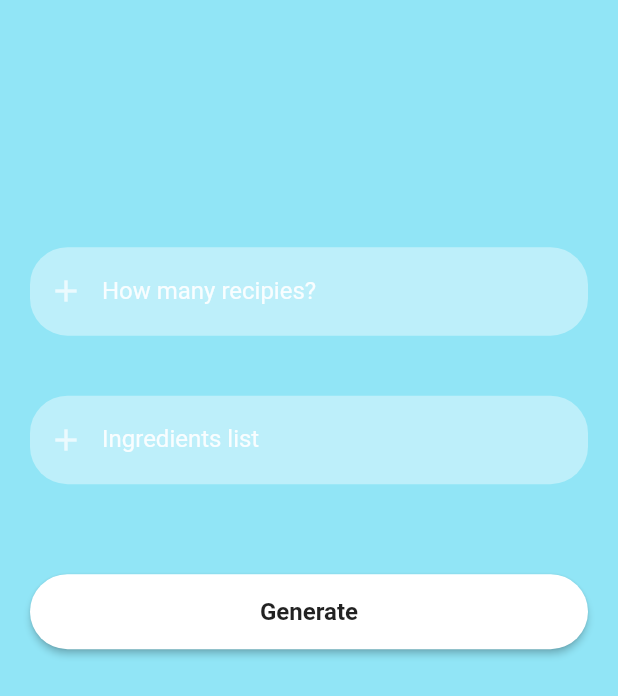
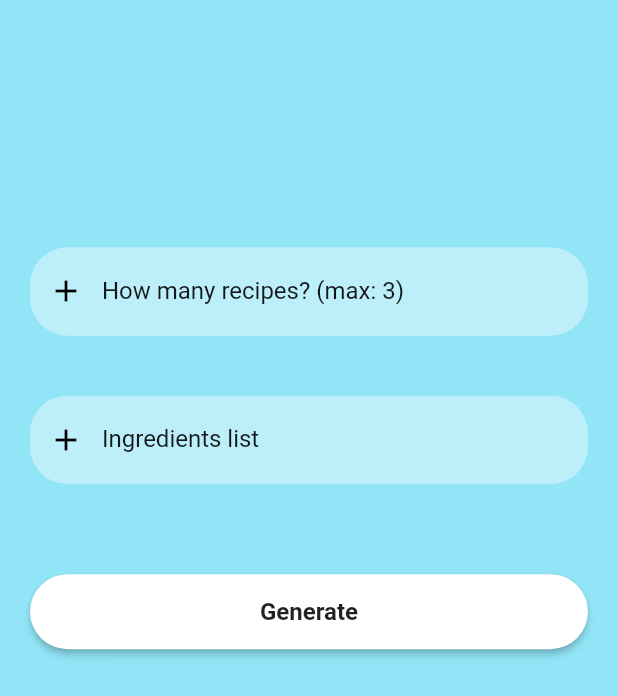
Before and after one commit to 229258/ScannerCooker, a Flutter app: the RecipesScreen screen opened directly, on a phone screen of 412 x 824 dp. Shown: the top 696 px of the screen. Run offline on Flutter 3.47's test engine with Material 2 defaults, Android fonts, the phone set to English and light mode, and no system bars; our stand-ins replace cloud_firestore, dio, firebase_auth, firebase_core, fluttertoast; accounts and stored records are empty.

Commit message:
multiple recipes added; white text in recipes screen replaced with black text

```diff
--- a/flutter/scanner_cooker/lib/screens/recipes_screen.dart
+++ b/flutter/scanner_cooker/lib/screens/recipes_screen.dart
@@ -1,7 +1,6 @@
 import 'package:flutter/material.dart';
 import 'package:fluttertoast/fluttertoast.dart';
 import 'package:scanner_cooker/utils/custom_button.dart';
-import 'package:scanner_cooker/utils/textfield_widget.dart';
 import '../spoonacular/get_recipe_from_ingredients.dart';
 import '../spoonacular/models/recipe_details.dart';
 import '../utils/color_utils.dart';
@@ -16,8 +15,7 @@ class RecipesScreen extends StatefulWidget {
 class _RecipesScreenState extends State<RecipesScreen> {
   TextEditingController recipesCountTextController = TextEditingController();
   TextEditingController ingredientsTextController = TextEditingController();
-  String titleTextHolder = "";
-  String instructionsTextHolder = "";
+  List<RecipeDetails> recipesListViewItems = [];
   Color recipeBackground = Colors.transparent;
 
   @override
@@ -32,12 +30,12 @@ class _RecipesScreenState extends State<RecipesScreen> {
                     padding: EdgeInsets.fromLTRB(20, MediaQuery.of(context).size.height * 0.2, 20, 0),
                     child: Column(
                         children: <Widget>[
-                          inputField(Icons.add, "How many recipies?", false, recipesCountTextController),
+                          getRecipesCountTextField(),
                           const SizedBox(height: 40),
-                          inputField(Icons.add, "Ingredients list", false, ingredientsTextController),
+                          getIngredientsTextField(),
                           const SizedBox(height: 40),
                           customButton(context, "Generate", () {
-                            Future<List<RecipeDetails>> recipes = GetRecipeByIngredients().getRecipe(ingredientsTextController.text.split(" "), int.parse(recipesCountTextController.text));
+                            Future<List<RecipeDetails>> recipes = GetRecipeByIngredients().getRecipe(ingredientsTextController.text.split(" "), int.tryParse(recipesCountTextController.text));
                             recipes.catchError((e){
                               Fluttertoast.showToast(
                                   msg: "Error: ${e.toString()}",
@@ -49,8 +47,7 @@ class _RecipesScreenState extends State<RecipesScreen> {
                               );
                             }).then((value) {
                               setState(() {
-                                titleTextHolder = value[0].title ?? "";
-                                instructionsTextHolder = value[0].instructions ?? "";
+                                recipesListViewItems = value;
                                 recipeBackground = const Color.fromARGB(100, 255, 255, 255);
                               });
                             });
@@ -66,16 +63,13 @@ class _RecipesScreenState extends State<RecipesScreen> {
                                   padding: const EdgeInsets.all(32),
                                   child: Column(
                                     children: <Widget>[
-                                      Text(
-                                          titleTextHolder,
-                                          style: const TextStyle(fontWeight: FontWeight.bold, fontSize: 24, color: Color.fromARGB(255, 75, 75, 75)),
-                                          textAlign: TextAlign.center
-                                      ),
-                                      const SizedBox(height: 40),
-                                      Text(
-                                          instructionsTextHolder,
-                                          style: const TextStyle(fontWeight: FontWeight.bold, fontSize: 18, color: Color.fromARGB(255, 75, 75, 75)),
-                                          textAlign: TextAlign.center
+                                      ListView.builder(
+                                        physics: const NeverScrollableScrollPhysics(),
+                                        shrinkWrap: true,
+                                        itemCount: recipesListViewItems.length,
+                                        itemBuilder: (ctx, i) {
+                                          return getRecipeItem(recipesListViewItems[i], i);
+                                        },
                                       )
                                     ],
                                   )
@@ -90,13 +84,67 @@ class _RecipesScreenState extends State<RecipesScreen> {
     );
   }
 
-  Column getRecipeItem(RecipeDetails details) {
-    return Column(
-        children: <Widget>[
-          Text(details.title ?? ""),
-          const SizedBox(height: 40),
-          Text(details.instructions ?? "")
-        ]
+  Column getRecipeItem(RecipeDetails details, int index) {
+    var firstEmptySpace = const SizedBox(height: 80);
+    if (index == 0) {
+      firstEmptySpace = const SizedBox(height: 0);
+    }
+    return Column(children: <Widget>[
+      firstEmptySpace,
+      Text(details.title ?? "",
+          style: const TextStyle(fontWeight: FontWeight.bold, fontSize: 24, color: Color.fromARGB(255, 75, 75, 75)),
+          textAlign: TextAlign.center),
+      const SizedBox(height: 40),
+      Text(details.instructions ?? "",
+          style: const TextStyle(fontWeight: FontWeight.bold, fontSize: 18, color: Color.fromARGB(255, 75, 75, 75)),
+          textAlign: TextAlign.center)
+    ]);
+  }
+
+  TextField getRecipesCountTextField() {
+    return TextField(
+        controller: recipesCountTextController,
+        cursorColor: Colors.purple,
+        style: TextStyle(color: Colors.black.withOpacity(0.9)),
+        keyboardType: TextInputType.number,
+        decoration: InputDecoration(
+          prefixIcon: const Icon(
+              Icons.add,
+              color: Colors.black
+          ),
+          labelText: "How many recipes? (max: 3)",
+          labelStyle: TextStyle(color: Colors.black.withOpacity(0.9)),
+          filled: true,
+          floatingLabelBehavior: FloatingLabelBehavior.never,
+          fillColor: Colors.white.withOpacity(0.4),
+          border: OutlineInputBorder(
+              borderRadius: BorderRadius.circular(25.0),
+              borderSide: const BorderSide(width: 0, style: BorderStyle.none)
+          ),
+        )
+    );
+  }
+  TextField getIngredientsTextField() {
+    return TextField(
+        controller: ingredientsTextController,
+        cursorColor: Colors.purple,
+        style: TextStyle(color: Colors.black.withOpacity(0.9)),
+        keyboardType: TextInputType.emailAddress,
+        decoration: InputDecoration(
+          prefixIcon: const Icon(
+              Icons.add,
+              color: Colors.black
+          ),
+          labelText: "Ingredients list",
+          labelStyle: TextStyle(color: Colors.black.withOpacity(0.9)),
+          filled: true,
+          floatingLabelBehavior: FloatingLabelBehavior.never,
+          fillColor: Colors.white.withOpacity(0.4),
+          border: OutlineInputBorder(
+              borderRadius: BorderRadius.circular(25.0),
+              borderSide: const BorderSide(width: 0, style: BorderStyle.none)
+          ),
+        )
     );
   }
 }
```
Also changed, not shown: flutter/scanner_cooker/lib/spoonacular/get_recipe_from_ingredients.dart (+14 -5 lines).
